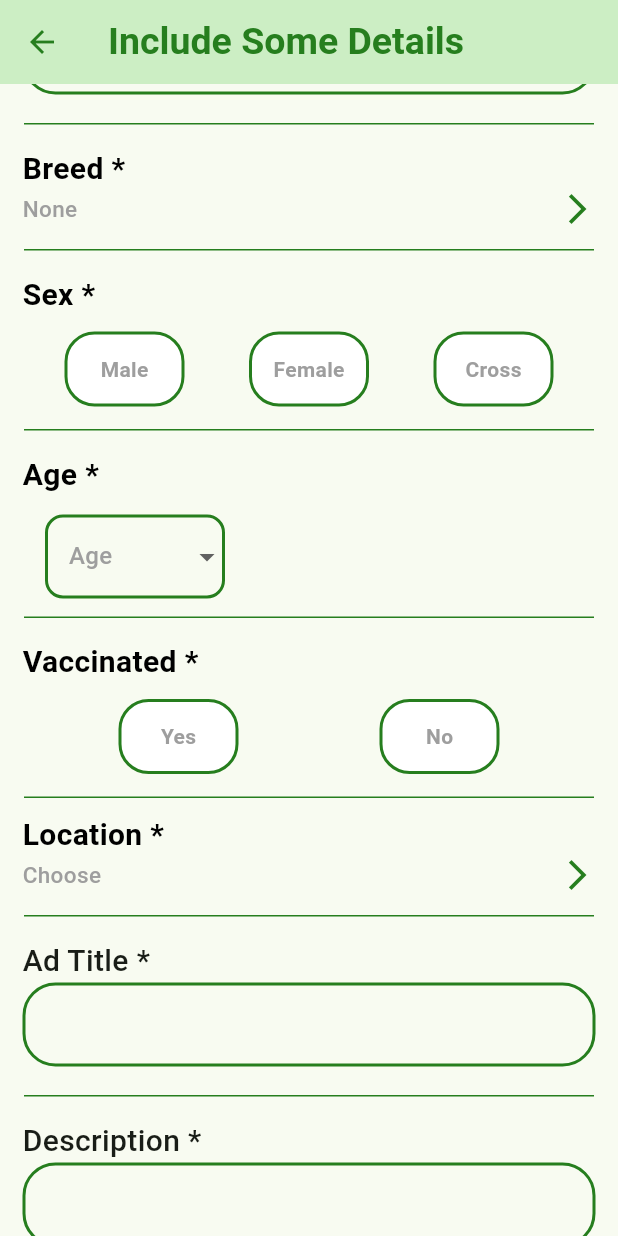
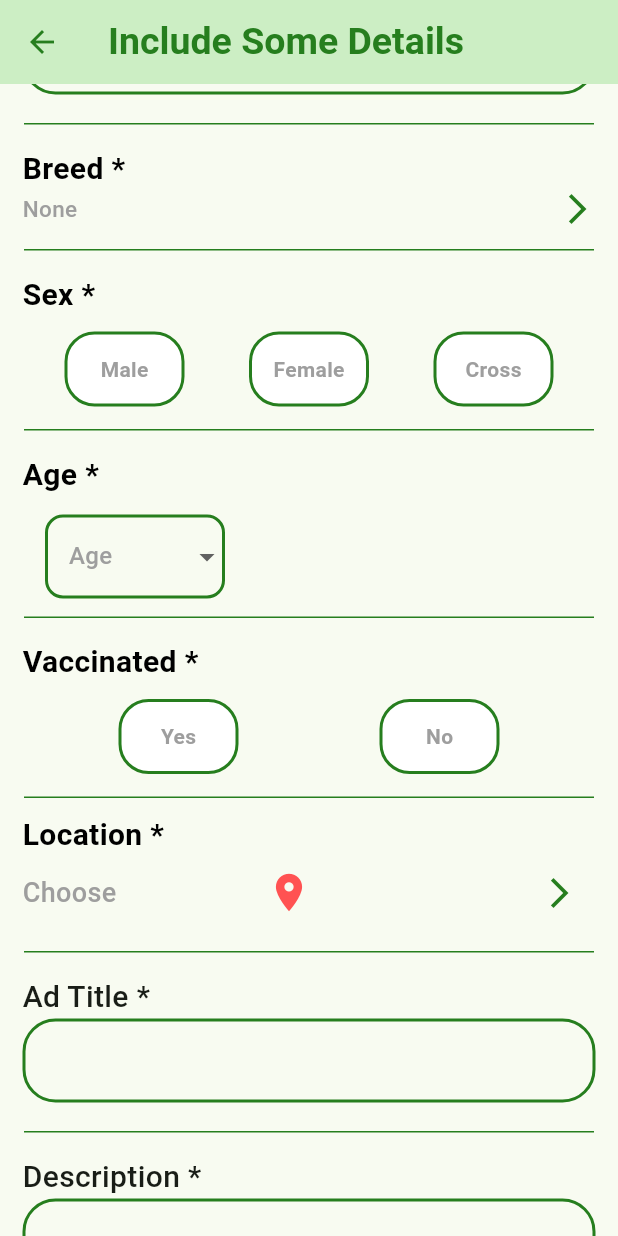
Before and after one commit to mustafalada36/pet_app, a Flutter app: the screen it shows after launch, scrolled down 576 dp, on a phone screen of 412 x 824 dp. Run offline on Flutter 3.47's test engine with Material 3 defaults, Android fonts, the phone set to English and light mode, and no system bars; our stand-ins replace cloud_firestore, curved_navigation_bar, firebase_auth, firebase_core, google_fonts; accounts and stored records are empty.

Commit message:
better getstarted

```diff
--- a/lib/Screens/adDetails.dart
+++ b/lib/Screens/adDetails.dart
@@ -3,8 +3,10 @@ import 'package:pet_app/Reuseable%20Components/customDropDownTextField.dart';
 import 'package:pet_app/Reuseable%20Components/customTextField.dart';
 import 'package:pet_app/Reuseable%20Components/lineWidget.dart';
 import 'package:pet_app/Reuseable%20Components/textHeading.dart';
+import 'package:pet_app/Screens/location.dart';
 import 'package:pet_app/constants.dart';
 
+import '../Other Services/current_location.dart';
 import 'homeScreen.dart';
 
 class adDetails extends StatefulWidget {
@@ -56,6 +58,8 @@ class _adDetailsState extends State<adDetails> {
         ),
       ),
       body: SingleChildScrollView(
+        child: Container(
+          width: double.infinity,
           child: Column(
             children: [
               //===========================================main col
@@ -66,8 +70,8 @@ class _adDetailsState extends State<adDetails> {
                 child: Container(
                   color: secondaryColor,
                   alignment: Alignment.center,
-                padding:
-                    const EdgeInsets.symmetric(horizontal: 20, vertical: 10),
+                  padding: const EdgeInsets.symmetric(
+                      horizontal: 20, vertical: 10),
                   child: Row(
                     mainAxisAlignment: MainAxisAlignment.spaceBetween,
                     children: [
@@ -441,8 +445,10 @@ class _adDetailsState extends State<adDetails> {
                     child: GestureDetector(
                       onTap: () => _selectVaccine('Yes'),
                       child: Container(
-                      width: 80, // Width from the original customTextField
-                      height: 50, // Height from the original customTextField
+                        width: 80,
+                        // Width from the original customTextField
+                        height: 50,
+                        // Height from the original customTextField
                         decoration: BoxDecoration(
                           color: selectedVaccine == 'Yes'
                               ? primaryColor
@@ -469,8 +475,10 @@ class _adDetailsState extends State<adDetails> {
                     child: GestureDetector(
                       onTap: () => _selectVaccine('No'),
                       child: Container(
-                      width: 80, // Width from the original customTextField
-                      height: 50, // Height from the original customTextField
+                        width: 80,
+                        // Width from the original customTextField
+                        height: 50,
+                        // Height from the original customTextField
                         decoration: BoxDecoration(
                           color: selectedVaccine == 'No'
                               ? primaryColor
@@ -502,25 +510,72 @@ class _adDetailsState extends State<adDetails> {
 
               //tttttttttttttttttttttttttttttttttttttttttttttttttttttttttttttttttttttttttttttttt
               textHeading(text: "Location *"),
-            const Row(
+              Row(
                 mainAxisAlignment: MainAxisAlignment.spaceBetween,
                 children: [
                   Padding(
-                  padding: EdgeInsets.symmetric(horizontal: 15),
-                  child: Text(
-                    "Choose",
-                    style: TextStyle(
+                    padding: const EdgeInsets.symmetric(horizontal: 15),
+                    child: GestureDetector(
+                      onTap: () async {
+                        // Navigate to CurrentLocation screen and get the selected city
+                        final selectedCity = await Navigator.push(
+                          context,
+                          MaterialPageRoute(
+                            builder: (context) => CurrentLocation(),
+                          ),
+                        );
+                        // If a city is selected, update the cityName
+                        if (selectedCity != null) {
+                          setState(() {
+                            cityName = selectedCity;
+                          });
+                        }
+                      },
+                      child: Row(
+                        children: [
+                          Text(
+                            cityName.isNotEmpty
+                                ? cityName // Display fetched city name
+                                : "Choose", // Default text
+                            style: const TextStyle(
+                              fontSize: 18,
+                              color: Colors.grey,
                               fontWeight: FontWeight.w500,
-                      fontSize: 15,
-                      color: Colors.grey,
+                            ),
+                          ),
+                          const SizedBox(width: 100),
+                          const Icon(
+                            Icons.location_on,
+                            color: Colors.redAccent,
+                            size: 30,
+                          ),
+                        ],
                       ),
                     ),
                   ),
                   Padding(
-                  padding: EdgeInsets.symmetric(horizontal: 15),
-                  child: Icon(
+                    padding: const EdgeInsets.symmetric(horizontal: 15),
+                    child: IconButton(
+                      onPressed: () async {
+                        // Navigate to the Location screen and get the selected city
+                        final selectedCity = await Navigator.push(
+                          context,
+                          MaterialPageRoute(
+                            builder: (context) => Location(),
+                          ),
+                        );
+                        // If a city is selected, update the cityName
+                        if (selectedCity != null) {
+                          setState(() {
+                            cityName =
+                                selectedCity; // Update the cityName with selected city
+                          });
+                        }
+                      },
+                      icon: const Icon(
                         Icons.arrow_forward_ios_outlined,
                         color: Color(0xFF267E1E),
+                      ),
                     ),
                   )
                 ],
@@ -530,8 +585,8 @@ class _adDetailsState extends State<adDetails> {
               const SizedBox(height: 15),
               textHeading(
                 text: "Ad Title *",
-              textStyle:
-                  const TextStyle(fontWeight: FontWeight.w500, fontSize: 20),
+                textStyle: const TextStyle(
+                    fontWeight: FontWeight.w500, fontSize: 20),
               ),
               Padding(
                 padding: const EdgeInsets.symmetric(horizontal: 15),
@@ -546,8 +601,8 @@ class _adDetailsState extends State<adDetails> {
 
               textHeading(
                 text: "Description *",
-              textStyle:
-                  const TextStyle(fontWeight: FontWeight.w500, fontSize: 20),
+                textStyle: const TextStyle(
+                    fontWeight: FontWeight.w500, fontSize: 20),
               ),
               Padding(
                 padding: const EdgeInsets.symmetric(horizontal: 15),
@@ -572,8 +627,8 @@ class _adDetailsState extends State<adDetails> {
                     );
                   },
                   style: ButtonStyle(
-                  backgroundColor:
-                      WidgetStateProperty.all<Color>(const Color(0xFF267E1E)),
+                    backgroundColor: WidgetStateProperty.all<Color>(
+                        const Color(0xFF267E1E)),
                     shape: WidgetStateProperty.all<RoundedRectangleBorder>(
                       RoundedRectangleBorder(
                         borderRadius: BorderRadius.circular(14.0),
@@ -593,6 +648,7 @@ class _adDetailsState extends State<adDetails> {
             ], //=================================================main col
           ),
         ),
+      ),
     );
   }
 }
--- a/lib/main.dart
+++ b/lib/main.dart
@@ -23,9 +23,11 @@ import 'package:pet_app/Screens/seeAllPets.dart';
 import 'package:pet_app/Screens/signup.dart';
 import 'package:pet_app/Screens/splashscreen.dart';
 import 'package:pet_app/models/Chat.dart';
+import 'Other Services/search_functionality.dart';
 import 'Screens/addNewAddress.dart';
 import 'Screens/buyDog.dart';
 import 'Screens/buyScreen.dart';
+import 'Other Services/current_location.dart';
 
 /*
 void main() async {
```
Also changed, not shown: lib/Screens/location.dart (+105 -113 lines), pubspec.yaml (+7 -1 lines), pubspec.lock, 7 other files. Lines whose indentation alone changed are shown as unchanged.
